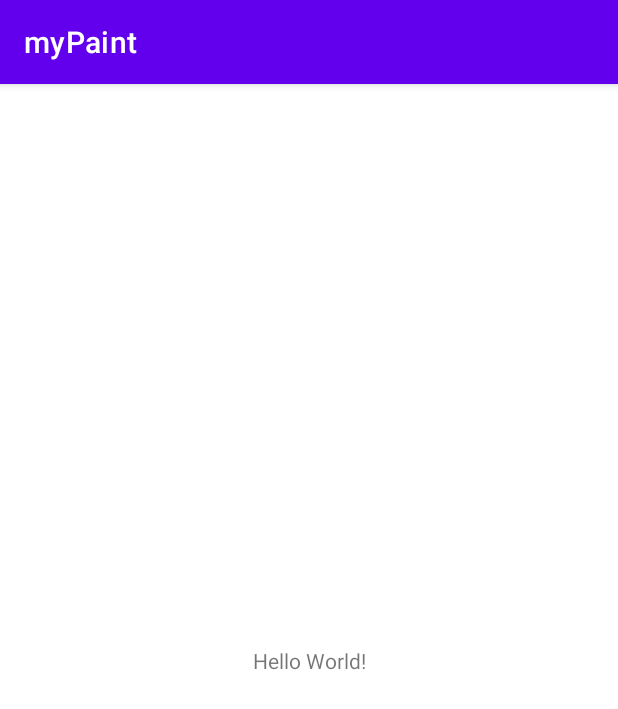
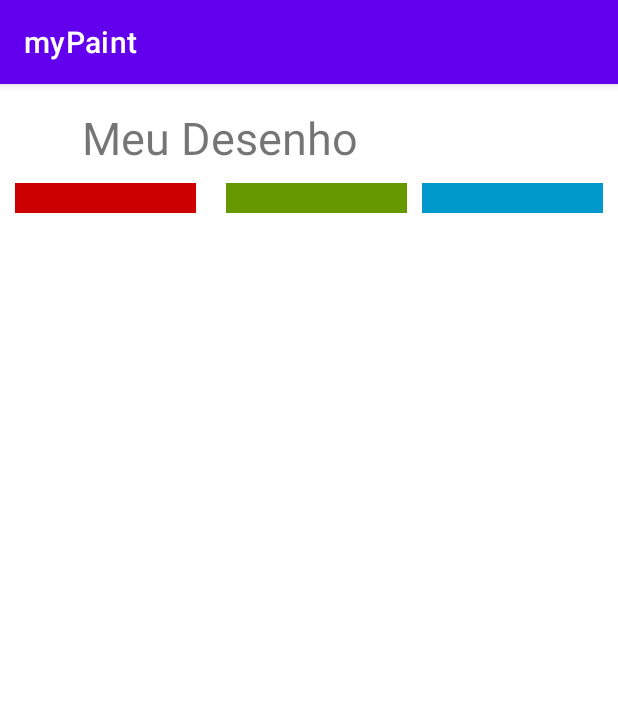
Before and after one commit to GMarcolla/DDM-2021, an Android app: the screen it shows after launch (MainActivity), on a phone screen of 412 x 824 dp. Shown: the top 709 px of the screen. Run offline under Robolectric (Android 15) with nearby library versions, the phone set to English and light mode, and no system bars.

Commit message:
Finalização Paint

```diff
--- a/MyPaint/app/src/main/java/com/example/mypaint/MainActivity.java
+++ b/MyPaint/app/src/main/java/com/example/mypaint/MainActivity.java
@@ -2,13 +2,29 @@ package com.example.mypaint;
 
 import androidx.appcompat.app.AppCompatActivity;
 
+import android.graphics.Color;
 import android.os.Bundle;
+import android.view.View;
 
 public class MainActivity extends AppCompatActivity {
+    private PaintView paintView;
 
-    @Override
     protected void onCreate(Bundle savedInstanceState) {
         super.onCreate(savedInstanceState);
         setContentView(R.layout.activity_main);
+        paintView = findViewById(R.id.paintView);
     }
+
+    public void alterarRed (View view) {
+        paintView.alterarCor(Color.RED);
+    }
+
+    public void alterarBlue (View view) {
+        paintView.alterarCor(Color.BLUE);
+    }
+
+    public void alterarGreen (View view) {
+        paintView.alterarCor(Color.GREEN);
+    }
+
 }
--- /dev/null
+++ b/MyPaint/app/src/main/java/com/example/mypaint/PaintView.java
@@ -0,0 +1,59 @@
+package com.example.mypaint;
+
+import android.content.Context;
+import android.graphics.Canvas;
+import android.graphics.Color;
+import android.graphics.Paint;
+import android.graphics.Path;
+import android.graphics.Point;
+import android.util.AttributeSet;
+import android.view.MotionEvent;
+import android.view.View;
+
+import androidx.annotation.Nullable;
+
+import java.util.List;
+
+public class PaintView extends View {
+    private Paint mPaint;
+    private List<Point> mListPontos;
+    private Path mPath;
+
+    public PaintView(Context context, @Nullable AttributeSet attrs) {
+        super(context, attrs);
+        mPaint = new Paint();
+        mPaint.setStyle(Paint.Style.STROKE);
+        mPaint.setColor(Color.BLUE);
+        mPaint.setTextSize(20);
+
+        mPath = new Path();
+    }
+
+    protected void onDraw(Canvas canvas) {
+//        super.onDraw(canvas);
+        canvas.drawPath(mPath, mPaint);
+    }
+
+    public boolean onTouchEvent(MotionEvent event) {
+        float pointX = event.getX();
+        float pointY = event.getY();
+
+        switch (event.getAction()) {
+            case MotionEvent.ACTION_DOWN:
+                mPath.moveTo(pointX, pointY);
+                break;
+            case MotionEvent.ACTION_MOVE:
+                mPath.lineTo(pointX, pointY);
+                break;
+            default:
+                return false;
+        }
+        postInvalidate();
+        return true;
+    }
+
+    public void alterarCor (int color)
+    {
+        mPaint.setColor(color);
+    }
+}
--- a/MyPaint/app/src/main/res/layout/activity_main.xml
+++ b/MyPaint/app/src/main/res/layout/activity_main.xml
@@ -7,12 +7,55 @@
     tools:context=".MainActivity">
 
     <TextView
+        android:id="@+id/label"
+        android:layout_height="wrap_content"
         android:layout_width="wrap_content"
-        android:layout_height="wrap_content"
-        android:text="Hello World!"
-        app:layout_constraintBottom_toBottomOf="parent"
+        android:text="Meu Desenho"
+        android:textSize="30sp"
+        app:layout_constraintHorizontal_bias="0.2"
+        android:layout_margin="15dp"
         app:layout_constraintLeft_toLeftOf="parent"
         app:layout_constraintRight_toRightOf="parent"
-        app:layout_constraintTop_toTopOf="parent" />
+        app:layout_constraintTop_toTopOf="parent"
+        />
 
+    <ImageView
+        android:id="@+id/red"
+        android:layout_width="0dp"
+        android:layout_height="20dp"
+        android:layout_margin="10dp"
+        android:onClick="alterarRed"
+        android:src="@android:color/holo_red_dark"
+        app:layout_constraintLeft_toLeftOf="parent"
+        app:layout_constraintRight_toLeftOf="@id/green"
+        app:layout_constraintTop_toBottomOf="@id/label" />
+
+    <ImageView
+        android:id="@+id/green"
+        android:layout_width="0dp"
+        android:layout_height="20dp"
+        android:layout_margin="10dp"
+        android:onClick="alterarGreen"
+        android:src="@android:color/holo_green_dark"
+        app:layout_constraintLeft_toRightOf="@id/red"
+        app:layout_constraintRight_toRightOf="@id/blue"
+        app:layout_constraintTop_toBottomOf="@id/label" />
+
+    <ImageView
+        android:id="@+id/blue"
+        android:layout_width="0dp"
+        android:layout_height="20dp"
+        android:layout_margin="10dp"
+        android:onClick="alterarBlue"
+        android:src="@android:color/holo_blue_dark"
+        app:layout_constraintLeft_toRightOf="@id/green"
+        app:layout_constraintRight_toRightOf="parent"
+        app:layout_constraintTop_toBottomOf="@id/label" />
+
+    <com.example.mypaint.PaintView
+        android:id="@+id/paintView"
+        android:layout_width="match_parent"
+        android:layout_height="0dp"
+        app:layout_constraintTop_toBottomOf="@id/green"
+        />
 </androidx.constraintlayout.widget.ConstraintLayout>
```
